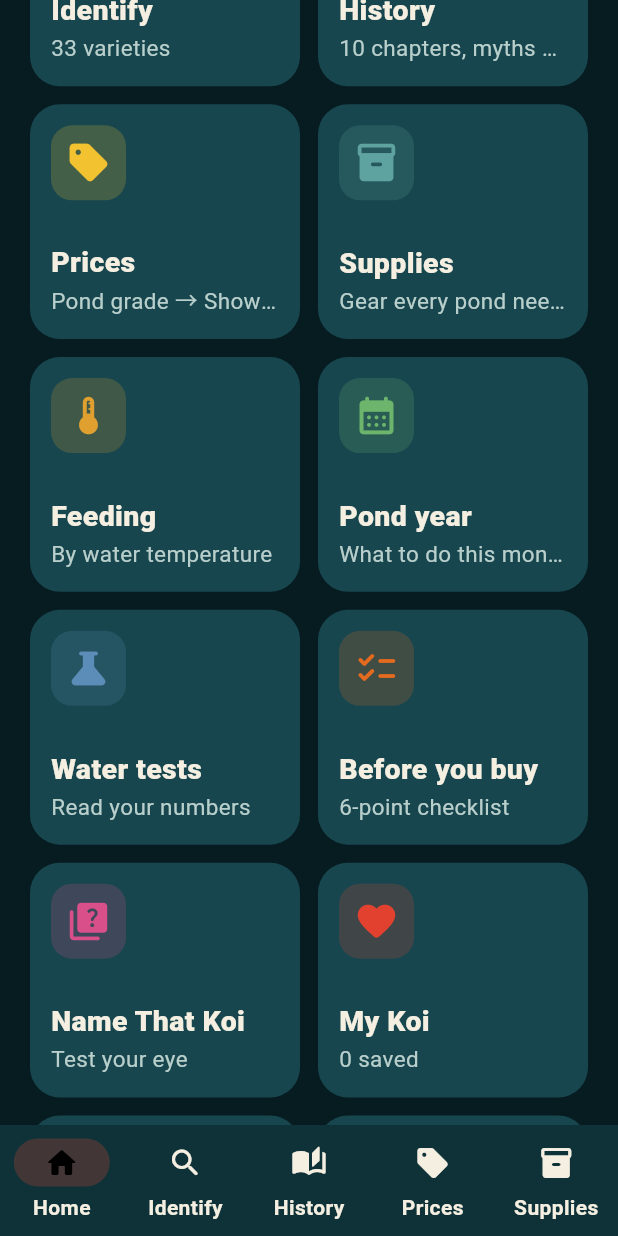
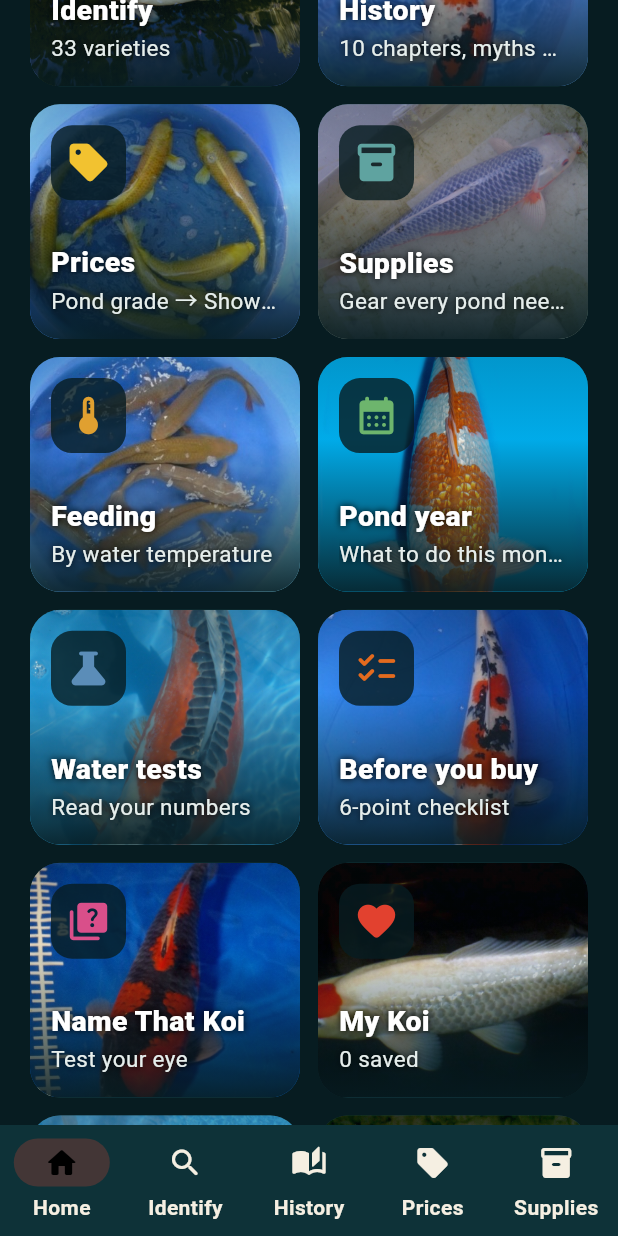
Before and after one commit to LIBCSYS/koiknife, a Flutter app: the screen it shows after launch, scrolled down 576 dp, on a phone screen of 412 x 824 dp. Run offline on Flutter 3.47's test engine with Material 3 defaults, Android fonts, the phone set to English and light mode, and no system bars; our stand-ins replace shared_preferences.

Commit message:
Home toolkit: real koi photos on every tile (J 2026-10-14)
Each of the 13 tools gets its own variety's photo (Identify=Kohaku, History=Showa, Prices=Ogon,
Supplies=Asagi, Feeding=Chagoi, Pond year=Ochiba, Water tests=Shusui, Before you buy=Sanke,
Name That Koi=Goshiki, My Koi=Tancho, B&M=Kinginrin, Koi Pond=Butterfly, FAQ=Midorigoi) under a
bottom fade so white titles stay readable; icon chips keep each tool's colour. Photos decode at
~640 px. Build 5 (Mac build 4 superseded before submission). Tests 37/37; checked in the emulator.

Co-Authored-By: Claude Opus 5.5 <noreply@anthropic.com>
Claude-Session: https://claude.ai/code/session_01GijMueQaJCjQEHgXC47C8a

```diff
--- a/lib/screens/home.dart
+++ b/lib/screens/home.dart
@@ -149,33 +149,62 @@ class _Tool {
   _Tool(this.icon, this.title, this.sub, this.color, this.onTap);
 }
 
+/// J (2026-10-14): toolkit tiles are real koi, not flat teal: each tool gets its own variety's
+/// photo (licensed + credited like every other photo in the app). Titles stay readable over any
+/// photo through a dark fade at the bottom; the icon chip keeps the tool's colour.
+const _toolKoi = {
+  'Identify': 'kohaku', 'History': 'showa', 'Prices': 'ogon', 'Supplies': 'asagi',
+  'Feeding': 'chagoi', 'Pond year': 'ochiba', 'Water tests': 'shusui', 'Before you buy': 'sanke',
+  'Name That Koi': 'goshiki', 'My Koi': 'tancho', 'B&M Aquatics': 'kinginrin', 'Koi Pond': 'butterfly',
+  'Pond FAQ': 'midorigoi',
+};
+
 class _ToolTile extends StatelessWidget {
   final _Tool tool;
   const _ToolTile(this.tool);
   @override
   Widget build(BuildContext context) {
+    final koi = _toolKoi[tool.title];
     return Card(
+      clipBehavior: Clip.antiAlias,
       child: InkWell(
         onTap: tool.onTap,
-        child: Padding(
+        child: Stack(fit: StackFit.expand, children: [
+          if (koi != null)
+            // decode ~640 px wide: sharp on a phone tile without holding 13 full-size photos in memory
+            Image.asset('assets/koi/$koi.jpg', fit: BoxFit.cover, cacheWidth: 640, excludeFromSemantics: true),
+          const DecoratedBox(
+            decoration: BoxDecoration(
+              gradient: LinearGradient(
+                begin: Alignment.topCenter,
+                end: Alignment.bottomCenter,
+                colors: [Color(0x33071C21), Color(0x11071C21), Color(0xE6071C21)],
+                stops: [0, 0.35, 1],
+              ),
+            ),
+          ),
+          Padding(
             padding: const EdgeInsets.all(14),
             child: Column(crossAxisAlignment: CrossAxisAlignment.start, children: [
               Container(
                 padding: const EdgeInsets.all(10),
-              decoration: BoxDecoration(color: tool.color.withValues(alpha: 0.2), borderRadius: BorderRadius.circular(14)),
+                decoration: BoxDecoration(color: const Color(0xCC071C21), borderRadius: BorderRadius.circular(14)),
                 child: Icon(tool.icon, color: tool.color, size: 30),
               ),
               const Spacer(),
               Text(tool.title,
                   maxLines: 1,
                   overflow: TextOverflow.ellipsis,
-                style: const TextStyle(fontSize: 19, fontWeight: FontWeight.w800)),
+                  style: const TextStyle(fontSize: 19, fontWeight: FontWeight.w800, color: Colors.white,
+                      shadows: [Shadow(blurRadius: 6, color: Colors.black)])),
               Text(tool.sub,
                   maxLines: 1,
                   overflow: TextOverflow.ellipsis,
-                style: const TextStyle(fontSize: 15, color: KoiColors.mist)),
+                  style: const TextStyle(fontSize: 15, color: Color(0xFFE6EEEC),
+                      shadows: [Shadow(blurRadius: 6, color: Colors.black)])),
             ]),
           ),
+        ]),
       ),
     );
   }
--- a/pubspec.yaml
+++ b/pubspec.yaml
@@ -16,7 +16,7 @@ publish_to: 'none' # Remove this line if you wish to publish to pub.dev
 # https://developer.apple.com/library/archive/documentation/General/Reference/InfoPlistKeyReference/Articles/CoreFoundationKeys.html
 # In Windows, build-name is used as the major, minor, and patch parts
 # of the product and file versions while build-number is used as the build suffix.
-version: 1.0.2+4
+version: 1.0.2+5
 
 environment:
   sdk: ^3.13.5
```
Lines whose indentation alone changed are shown as unchanged.
